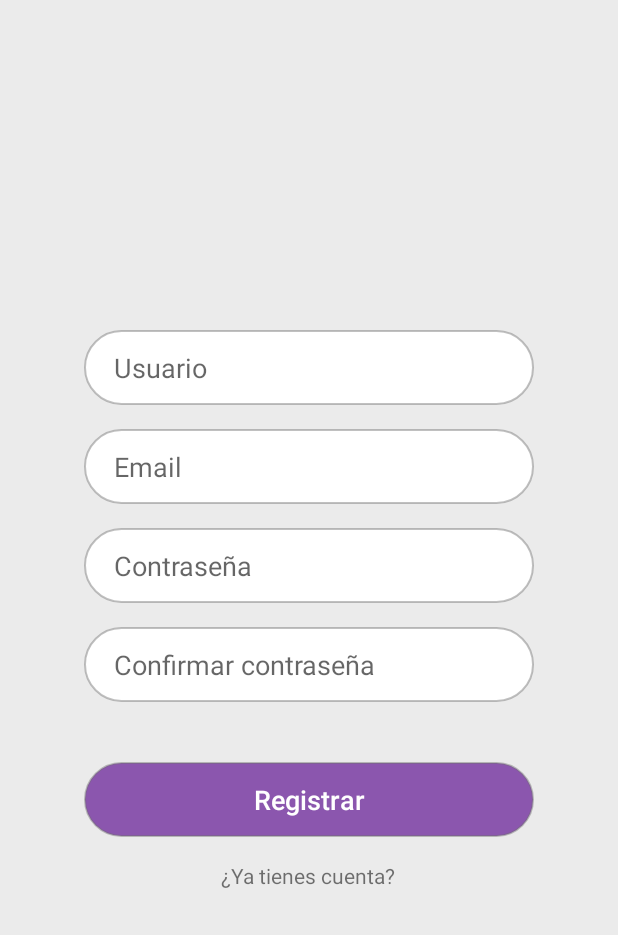
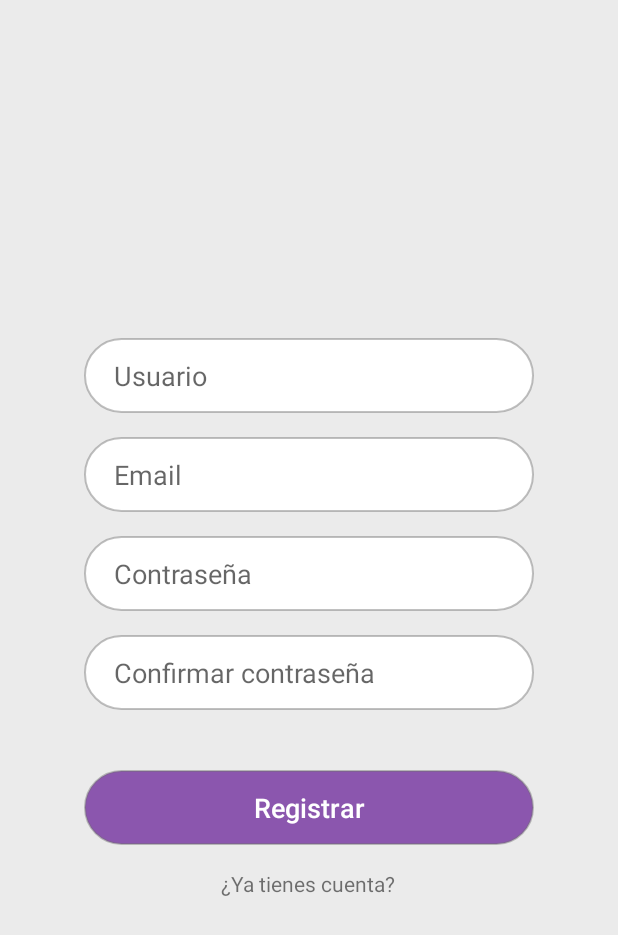
Before and after one commit to MauHylian/vinyl-companion, an Android app: the RegisterActivity screen opened directly, with no data from a screen before it, on a phone screen of 412 x 824 dp. Shown: the top 935 px of the screen. Run offline under Robolectric (Android 15) with nearby library versions, the phone set to English and light mode, and no system bars; our stand-ins replace Firebase (no records; nobody signed in at launch, a user with empty details on screens opened directly).

Commit message:
Fixed horizontal centering

```diff
--- a/app/src/main/res/layout/activity_login.xml
+++ b/app/src/main/res/layout/activity_login.xml
@@ -4,6 +4,7 @@
     android:orientation="vertical"
     android:layout_width="match_parent"
     android:layout_height="match_parent"
+    android:gravity="center"
     android:background="#EBEBEB"
     xmlns:android="http://schemas.android.com/apk/res/android"
     xmlns:app="http://schemas.android.com/apk/res-auto">
@@ -11,7 +12,6 @@
     <EditText
         android:id="@+id/emailEditLogin"
         style="@style/CustomFormTextView"
-        android:layout_marginTop="236dp"
         android:hint="@string/email"
         android:inputType="textEmailAddress"
         android:text="cypo@gmail.com"
--- a/app/src/main/res/layout/activity_register.xml
+++ b/app/src/main/res/layout/activity_register.xml
@@ -4,13 +4,13 @@
     android:orientation="vertical"
     android:layout_width="match_parent"
     android:layout_height="match_parent"
+    android:gravity="center"
     android:background="#EBEBEB"
     xmlns:android="http://schemas.android.com/apk/res/android">
 
     <EditText
         android:id="@+id/usernameEdit"
         style="@style/CustomFormTextView"
-        android:layout_marginTop="200dp"
         android:hint="@string/usuario"
         android:inputType="textPersonName"
         android:layout_gravity="center"/>
```
